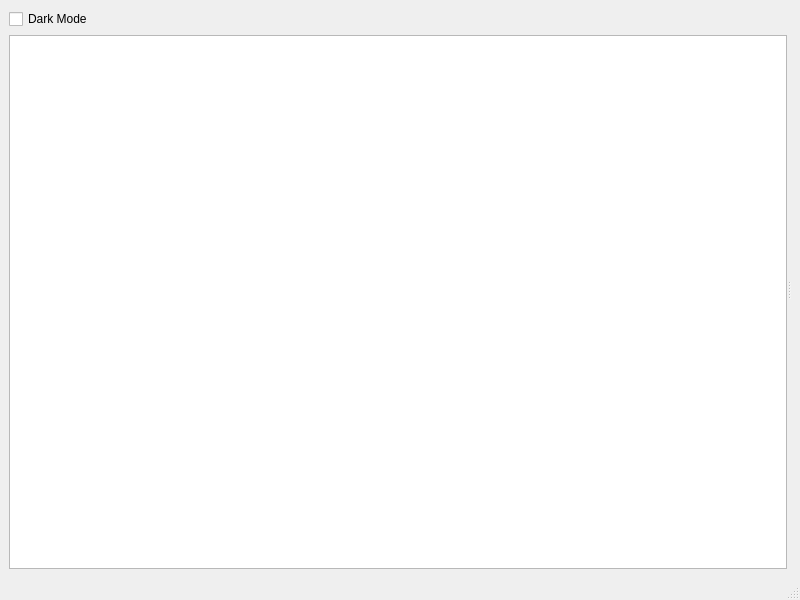
First picture: the form in client/riskapp_client/ui_v2/forms/main_window_design.ui, repository Tomas-Skurla/risk-opportunity-manager, before the edit.
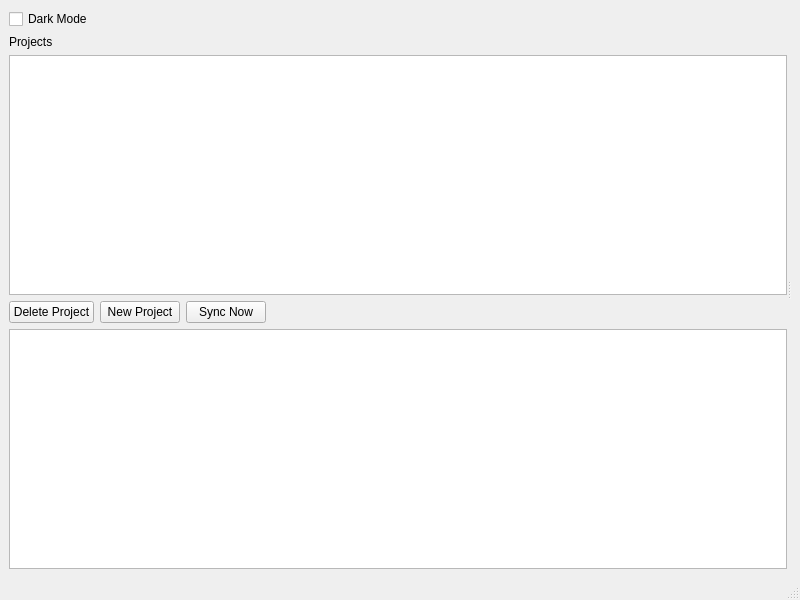
Second picture: the form after the edit.

```diff
--- a/client/riskapp_client/ui_v2/forms/main_window_design.ui
+++ b/client/riskapp_client/ui_v2/forms/main_window_design.ui
@@ -29,6 +29,54 @@
           </property>
          </widget>
         </item>
+        <item>
+         <widget class="QLabel" name="project_list_label">
+          <property name="text">
+           <string>Projects</string>
+          </property>
+         </widget>
+        </item>
+        <item>
+         <widget class="QListWidget" name="project_list"/>
+        </item>
+        <item>
+         <layout class="QHBoxLayout" name="project_actions_layout">
+          <item>
+           <widget class="QPushButton" name="delete_project_btn">
+            <property name="text">
+             <string>Delete Project</string>
+            </property>
+           </widget>
+          </item>
+          <item>
+           <widget class="QPushButton" name="new_project_btn">
+            <property name="text">
+             <string>New Project</string>
+            </property>
+           </widget>
+          </item>
+          <item>
+           <widget class="QPushButton" name="sync_btn">
+            <property name="text">
+             <string>Sync Now</string>
+            </property>
+           </widget>
+          </item>
+          <item>
+           <spacer name="horizontalSpacer">
+            <property name="orientation">
+             <enum>Qt::Orientation::Horizontal</enum>
+            </property>
+            <property name="sizeHint" stdset="0">
+             <size>
+              <width>40</width>
+              <height>20</height>
+             </size>
+            </property>
+           </spacer>
+          </item>
+         </layout>
+        </item>
         <item>
          <widget class="QListWidget" name="sidebar_list"/>
         </item>
```
